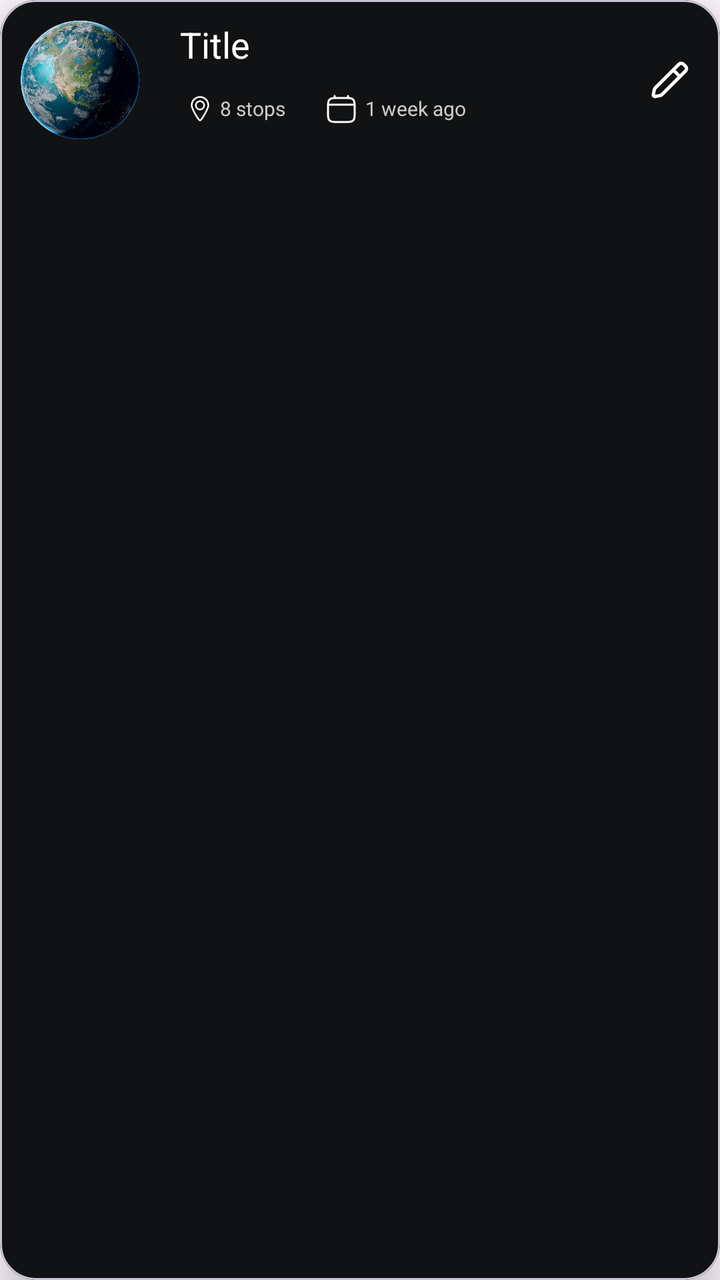
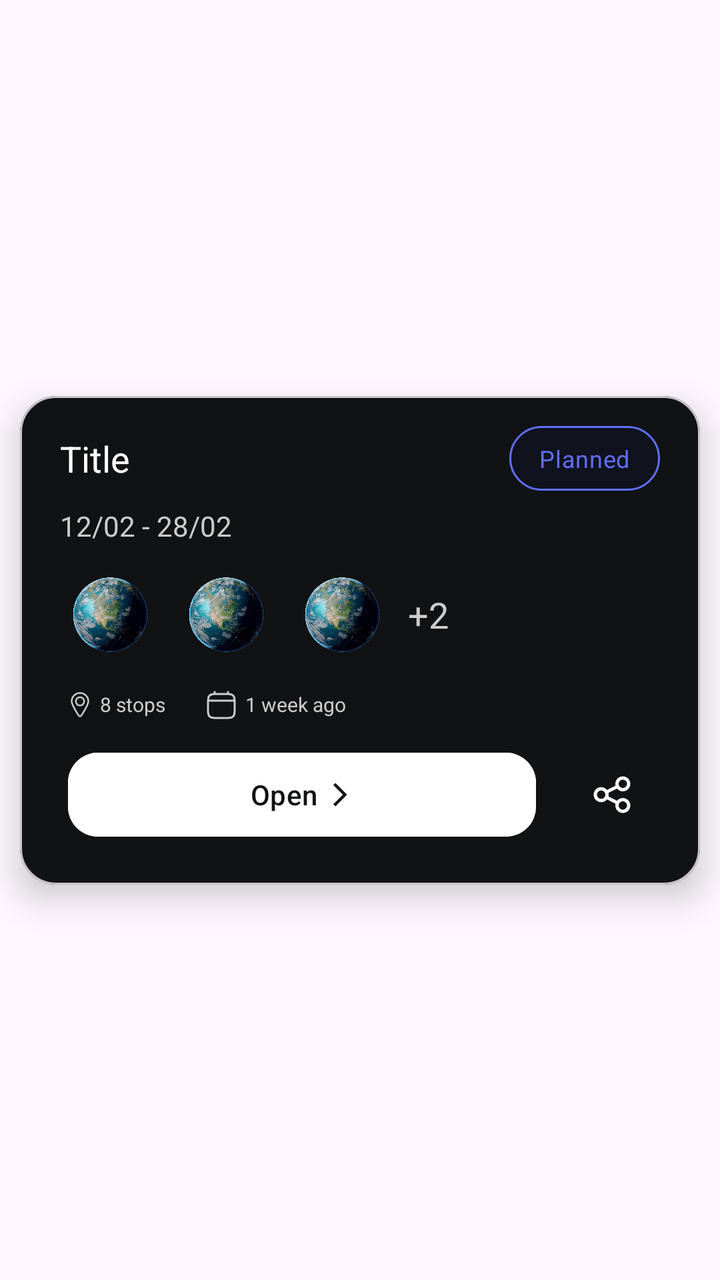

The first picture is an Android layout as it rendered before a commit; the second is the same layout after the commit. The layout source and the unified diff follow.
<!-- AndroidManifest.xml: application theme Theme.SpaceAdvisor -->
<!-- res/layout/item_trip.xml -->
<?xml version="1.0" encoding="utf-8"?>
<com.google.android.material.card.MaterialCardView xmlns:android="http://schemas.android.com/apk/res/android"
    xmlns:app="http://schemas.android.com/apk/res-auto"
    android:layout_width="match_parent"
    android:layout_height="wrap_content"
    android:layout_margin="10dp"
    android:backgroundTint="@color/colorBackground"
    app:cardCornerRadius="18dp"
    app:cardElevation="10dp">

    <androidx.appcompat.widget.LinearLayoutCompat
        android:layout_width="match_parent"
        android:layout_height="wrap_content"
        android:orientation="horizontal">

        <ImageView
            android:id="@+id/trip_image"
            android:layout_width="80dp"
            android:layout_height="80dp"
            android:scaleType="centerCrop"
            android:src="@drawable/pic_profile"
            android:background="@color/transparent"/>

        <LinearLayout
            android:layout_width="match_parent"
            android:layout_height="wrap_content"
            android:layout_marginHorizontal="10dp"
            android:layout_marginVertical="10dp"
            android:layout_weight="1"
            android:orientation="vertical">

            <TextView
                android:id="@+id/trip_title_item"
                android:layout_width="wrap_content"
                android:layout_height="wrap_content"
                android:layout_marginBottom="10dp"
                android:text="Title"
                android:textColor="@color/textPrimary"
                android:textSize="18sp" />


            <LinearLayout
                android:layout_width="wrap_content"
                android:layout_height="wrap_content"
                android:gravity="center_vertical"
                android:orientation="horizontal">

                <ImageView
                    android:layout_width="20dp"
                    android:layout_height="20dp"
                    android:src="@drawable/ic_pin" />

                <TextView
                    android:id="@+id/trip_stop_count"
                    android:layout_width="wrap_content"
                    android:layout_height="wrap_content"
                    android:text="8 stops"
                    android:textColor="@color/textQuaternary"
                    android:textSize="10sp" />

                <View
                    android:layout_width="20dp"
                    android:layout_height="20dp" />

                <ImageView
                    android:layout_width="16dp"
                    android:layout_height="16dp"
                    android:src="@drawable/ic_calendar" />

                <TextView
                    android:id="@+id/trip_created_at"
                    android:layout_width="wrap_content"
                    android:layout_height="wrap_content"
                    android:layout_marginStart="4dp"
                    android:text="1 week ago"
                    android:textColor="@color/textQuaternary"
                    android:textSize="10sp" />

            </LinearLayout>

        </LinearLayout>

        <com.google.android.material.button.MaterialButton
            android:id="@+id/edit_trip_btn"
            style="@style/Widget.Material3.Button.IconButton"
            android:layout_width="30dp"
            android:layout_height="30dp"
            android:layout_gravity="center"
            android:layout_marginEnd="10dp"
            app:icon="@drawable/ic_edit"
            app:iconGravity="textStart"
            app:iconTint="@color/white" />

    </androidx.appcompat.widget.LinearLayoutCompat>
</com.google.android.material.card.MaterialCardView>
<!-- resources referenced by this layout -->
<resources>
  <color name="transparent">#00000000</color>
  <!-- drawable ic_edit (drawable) -->
  <?xml version="1.0" encoding="utf-8"?>
  <vector xmlns:android="http://schemas.android.com/apk/res/android"
      android:width="24dp"
      android:height="24dp"
      android:viewportWidth="24"
      android:viewportHeight="24">
  
      <path
          android:fillColor="#0F0F0F"
          android:fillType="evenOdd"
          android:pathData="M20.8477 1.87868C19.6761 0.707109 17.7766 0.707105 16.605 1.87868L2.44744 16.0363C2.02864 16.4551 1.74317 16.9885 1.62702 17.5692L1.03995 20.5046C0.760062 21.904 1.9939 23.1379 3.39334 22.858L6.32868 22.2709C6.90945 22.1548 7.44285 21.8693 7.86165 21.4505L22.0192 7.29289C23.1908 6.12132 23.1908 4.22183 22.0192 3.05025L20.8477 1.87868ZM18.0192 3.29289C18.4098 2.90237 19.0429 2.90237 19.4335 3.29289L20.605 4.46447C20.9956 4.85499 20.9956 5.48815 20.605 5.87868L17.9334 8.55027L15.3477 5.96448L18.0192 3.29289ZM13.9334 7.3787L3.86165 17.4505C3.72205 17.5901 3.6269 17.7679 3.58818 17.9615L3.00111 20.8968L5.93645 20.3097C6.13004 20.271 6.30784 20.1759 6.44744 20.0363L16.5192 9.96448L13.9334 7.3787Z" />
  </vector>
  <!-- unchanged entries left out for length: 11 -->
</resources>

<!-- the commit's change to res/layout/item_trip.xml (unified diff, before → after) -->
@@ -1,43 +1,168 @@
 <?xml version="1.0" encoding="utf-8"?>
-<com.google.android.material.card.MaterialCardView xmlns:android="http://schemas.android.com/apk/res/android"
+<androidx.constraintlayout.widget.ConstraintLayout xmlns:android="http://schemas.android.com/apk/res/android"
     xmlns:app="http://schemas.android.com/apk/res-auto"
     android:layout_width="match_parent"
-    android:layout_height="wrap_content"
-    android:layout_margin="10dp"
-    android:backgroundTint="@color/colorBackground"
-    app:cardCornerRadius="18dp"
-    app:cardElevation="10dp">
-
-    <androidx.appcompat.widget.LinearLayoutCompat
+    android:layout_height="wrap_content">
+
+    
+    <FrameLayout
+        android:id="@+id/delete_background"
+        android:layout_width="0dp"
+        android:layout_height="0dp"
+        android:layout_margin="6dp"
+        android:background="@drawable/custom_text_black_background_stroke"
+        android:backgroundTint="@color/red_muted"
+        app:layout_constraintBottom_toBottomOf="@id/trip_card_item"
+        app:layout_constraintEnd_toEndOf="@id/trip_card_item"
+        app:layout_constraintStart_toStartOf="@id/trip_card_item"
+        app:layout_constraintTop_toTopOf="@id/trip_card_item">
+
+        <ImageView
+            android:layout_width="24dp"
+            android:layout_height="24dp"
+            android:layout_gravity="center_vertical|end"
+            android:layout_marginEnd="20dp"
+            android:src="@drawable/ic_trash"
+            app:tint="@color/white" />
+    </FrameLayout>
+
+    <com.google.android.material.card.MaterialCardView
+        android:id="@+id/trip_card_item"
         android:layout_width="match_parent"
         android:layout_height="wrap_content"
-        android:orientation="horizontal">
-
-        <ImageView
-            android:id="@+id/trip_image"
-            android:layout_width="80dp"
-            android:layout_height="80dp"
-            android:scaleType="centerCrop"
-            android:src="@drawable/pic_profile"
-            android:background="@color/transparent"/>
+        android:layout_marginHorizontal="10dp"
+        android:layout_marginVertical="20dp"
+        android:backgroundTint="@color/colorBackground"
+        app:layout_constraintBottom_toBottomOf="parent"
+        app:layout_constraintEnd_toEndOf="parent"
+        app:layout_constraintStart_toStartOf="parent"
+        app:layout_constraintTop_toTopOf="parent"
+        app:cardCornerRadius="18dp"
+        app:cardElevation="10dp">
 
         <LinearLayout
             android:layout_width="match_parent"
             android:layout_height="wrap_content"
-            android:layout_marginHorizontal="10dp"
+            android:layout_marginHorizontal="20dp"
             android:layout_marginVertical="10dp"
-            android:layout_weight="1"
             android:orientation="vertical">
 
-            <TextView
-                android:id="@+id/trip_title_item"
+            <LinearLayout
+                android:layout_width="match_parent"
+                android:layout_height="wrap_content"
+                android:layout_marginTop="5dp"
+                android:orientation="horizontal">
+
+
+                <TextView
+                    android:id="@+id/title_trip_item"
+                    android:layout_width="wrap_content"
+                    android:layout_height="wrap_content"
+                    android:layout_gravity="center_vertical"
+                    android:layout_weight="1"
+                    android:text="Title"
+                    android:textColor="@color/textPrimary"
+                    android:textSize="18sp" />
+
+                <TextView
+                    android:id="@+id/draft_chip_trip_item"
+                    style="@style/MaterialAlertDialog.Material3.Body.Text"
+                    android:layout_width="wrap_content"
+                    android:layout_height="wrap_content"
+                    android:background="@drawable/custom_text_black_background_stroke"
+                    android:paddingHorizontal="15dp"
+                    android:paddingVertical="8dp"
+                    android:text="Draft"
+                    android:textColor="@color/gray_light"
+                    android:textSize="12sp"
+                    android:visibility="gone" />
+
+                <TextView
+                    android:id="@+id/planned_chip_trip_item"
+                    style="@style/MaterialAlertDialog.Material3.Body.Text"
+                    android:layout_width="wrap_content"
+                    android:layout_height="wrap_content"
+                    android:background="@drawable/custom_text_blue_background_stroke"
+                    android:paddingHorizontal="15dp"
+                    android:paddingVertical="8dp"
+                    android:text="Planned"
+                    android:textColor="#5F70FD"
+                    android:textSize="12sp" />
+
+                <TextView
+                    android:id="@+id/completed_chip_trip_item"
+                    style="@style/MaterialAlertDialog.Material3.Body.Text"
+                    android:layout_width="wrap_content"
+                    android:layout_height="wrap_content"
+                    android:background="@drawable/custom_text_purple_background_stroke"
+                    android:paddingHorizontal="15dp"
+                    android:paddingVertical="8dp"
+                    android:text="Completed"
+                    android:textColor="#AE52D4"
+                    android:textSize="12sp"
+                    android:visibility="gone" />
+
+            </LinearLayout>
+
+            <LinearLayout
                 android:layout_width="wrap_content"
                 android:layout_height="wrap_content"
-                android:layout_marginBottom="10dp"
-                android:text="Title"
-                android:textColor="@color/textPrimary"
-                android:textSize="18sp" />
-
+                android:layout_marginTop="8dp"
+                android:gravity="center_vertical"
+                android:orientation="horizontal">
+
+                <TextView
+                    android:id="@+id/trip_dates_trip_item"
+                    android:layout_width="wrap_content"
+                    android:layout_height="wrap_content"
+                    android:text="12/02 - 28/02"
+                    android:textColor="@color/textQuaternary"
+                    android:textSize="14sp" />
+
+            </LinearLayout>
+
+            <LinearLayout
+                android:layout_width="match_parent"
+                android:layout_height="wrap_content"
+                android:layout_marginVertical="10dp"
+                android:orientation="horizontal">
+
+
+                <ImageView
+                    android:id="@+id/trip_dest_image_1"
+                    android:layout_width="50dp"
+                    android:layout_height="50dp"
+                    android:layout_marginEnd="8dp"
+                    android:scaleType="centerCrop"
+                    android:src="@drawable/pic_profile" />
+
+                <ImageView
+                    android:id="@+id/trip_dest_image_2"
+                    android:layout_width="50dp"
+                    android:layout_height="50dp"
+                    android:layout_marginEnd="8dp"
+                    android:backgroundTint="@color/deep_black"
+                    android:scaleType="centerCrop"
+                    android:src="@drawable/pic_profile" />
+
+                <ImageView
+                    android:id="@+id/trip_dest_image_3"
+                    android:layout_width="50dp"
+                    android:layout_height="50dp"
+                    android:layout_marginEnd="8dp"
+                    android:scaleType="centerCrop"
+                    android:src="@drawable/pic_profile" />
+
+                <TextView
+                    android:id="@+id/additional_trip_dest_counter"
+                    android:layout_width="wrap_content"
+                    android:layout_height="wrap_content"
+                    android:layout_gravity="center_vertical"
+                    android:text="+2"
+                    android:textColor="@color/textQuaternary"
+                    android:textSize="18sp" />
+
+            </LinearLayout>
 
             <LinearLayout
                 android:layout_width="wrap_content"
@@ -48,10 +173,11 @@
                 <ImageView
                     android:layout_width="20dp"
                     android:layout_height="20dp"
-                    android:src="@drawable/ic_pin" />
-
-                <TextView
-                    android:id="@+id/trip_stop_count"
+                    android:src="@drawable/ic_pin"
+                    app:tint="@color/iconQuaternary" />
+
+                <TextView
+                    android:id="@+id/stop_count_trip_item"
                     android:layout_width="wrap_content"
                     android:layout_height="wrap_content"
                     android:text="8 stops"
@@ -60,15 +186,16 @@
 
                 <View
                     android:layout_width="20dp"
-                    android:layout_height="20dp" />
+                    android:layout_height="match_parent" />
 
                 <ImageView
                     android:layout_width="16dp"
                     android:layout_height="16dp"
-                    android:src="@drawable/ic_calendar" />
-
-                <TextView
-                    android:id="@+id/trip_created_at"
+                    android:src="@drawable/ic_calendar"
+                    app:tint="@color/iconQuaternary" />
+
+                <TextView
+                    android:id="@+id/created_at_trip_item"
                     android:layout_width="wrap_content"
                     android:layout_height="wrap_content"
                     android:layout_marginStart="4dp"
@@ -76,20 +203,60 @@
                     android:textColor="@color/textQuaternary"
                     android:textSize="10sp" />
 
+
+            </LinearLayout>
+
+            <LinearLayout
+                android:layout_width="match_parent"
+                android:layout_height="wrap_content"
+                android:layout_marginVertical="10dp"
+                android:orientation="horizontal">
+
+                <com.google.android.material.button.MaterialButton
+                    android:id="@+id/open_btn_trip_item"
+                    style="@style/Widget.Material3.Button.IconButton"
+                    android:layout_width="0dp"
+                    android:layout_height="50dp"
+                    android:layout_marginEnd="10dp"
+                    android:layout_weight="1"
+                    android:backgroundTint="@color/white"
+                    android:gravity="center"
+                    android:text="Open"
+                    android:textColor="@color/textSecondary"
+                    android:textSize="14sp"
+                    app:cornerRadius="15dp"
+                    app:icon="@drawable/ic_arrow_right"
+                    app:iconGravity="textEnd"
+                    app:iconPadding="4dp"
+                    app:iconSize="14dp"
+                    app:iconTint="@color/iconSecondary" />
+
+                <com.google.android.material.button.MaterialButton
+                    android:id="@+id/confirm_btn_trip_item"
+                    style="@style/Widget.Material3.Button.OutlinedButton"
+                    android:layout_width="wrap_content"
+                    android:layout_height="50dp"
+                    android:backgroundTint="#20AE52D4"
+                    android:text="Confirm"
+                    android:textColor="#AE52D4"
+                    android:textSize="12sp"
+                    android:visibility="gone"
+                    app:cornerRadius="15dp"
+                    app:strokeColor="#AE52D4"
+                    app:strokeWidth="2dp" />
+
+                <com.google.android.material.button.MaterialButton
+                    android:id="@+id/share_btn_trip_item"
+                    style="@style/Widget.Material3.Button.IconButton"
+                    android:layout_width="wrap_content"
+                    android:layout_height="50dp"
+                    app:icon="@drawable/ic_share"
+                    app:iconTint="@color/iconPrimary" />
+
             </LinearLayout>
 
         </LinearLayout>
 
-        <com.google.android.material.button.MaterialButton
-            android:id="@+id/edit_trip_btn"
-            style="@style/Widget.Material3.Button.IconButton"
-            android:layout_width="30dp"
-            android:layout_height="30dp"
-            android:layout_gravity="center"
-            android:layout_marginEnd="10dp"
-            app:icon="@drawable/ic_edit"
-            app:iconGravity="textStart"
-            app:iconTint="@color/white" />
-
-    </androidx.appcompat.widget.LinearLayoutCompat>
-</com.google.android.material.card.MaterialCardView>
+    </com.google.android.material.card.MaterialCardView>
+
+</androidx.constraintlayout.widget.ConstraintLayout>
<!-- resource entries referenced after the edit -->
@@ -1,7 +1,59 @@
 <!-- resources referenced by this layout -->
 <resources>
-  <color name="transparent">#00000000</color>
-  <!-- drawable ic_edit (drawable) -->
+  <color name="iconPrimary">@color/white</color>
+  <color name="iconQuaternary">@color/gray_light</color>
+  <color name="iconSecondary">@color/deep_black</color>
+  <color name="red_muted">#B3261E</color>
+  <color name="textSecondary">@color/deep_black</color>
+  <!-- drawable custom_text_black_background_stroke (drawable) -->
+  <?xml version="1.0" encoding="utf-8"?>
+  <layer-list xmlns:android="http://schemas.android.com/apk/res/android">
+      <item android:id="@android:id/background">
+          <shape>
+              <corners android:radius="20dp" />
+              <solid android:color="#D9242323"
+                  />
+              <stroke android:color="#D0928888"
+                  android:width="1dp"
+                  />
+          </shape>
+      </item>
+  </layer-list>
+  <!-- drawable custom_text_blue_background_stroke (drawable) -->
+  <?xml version="1.0" encoding="utf-8"?>
+  <layer-list xmlns:android="http://schemas.android.com/apk/res/android">
+      <item android:id="@android:id/background">
+          <shape>
+              <corners android:radius="20dp" />
+              <solid android:color="#300B1350"
+                  />
+              <stroke android:color="#5F70FD"
+                  android:width="1dp"
+                  />
+          </shape>
+      </item>
+  </layer-list>
+  <!-- drawable custom_text_purple_background_stroke (drawable) -->
+  <?xml version="1.0" encoding="utf-8"?>
+  <layer-list xmlns:android="http://schemas.android.com/apk/res/android">
+      <item android:id="@android:id/background">
+          <shape>
+              <corners android:radius="20dp" />
+              <solid android:color="#20AE52D4"
+                  />
+              <stroke android:color="#AE52D4"
+                  android:width="1dp"
+                  />
+          </shape>
+      </item>
+  </layer-list>
+  <!-- drawable ic_arrow_right (drawable) -->
+  <vector xmlns:android="http://schemas.android.com/apk/res/android" android:autoMirrored="true" android:height="24dp" android:tint="#000000" android:viewportHeight="960" android:viewportWidth="960" android:width="24dp">
+        
+      <path android:fillColor="@android:color/white" android:pathData="M321,880L250,809L579,480L250,151L321,80L721,480L321,880Z"/>
+      
+  </vector>
+  <!-- drawable ic_share (drawable) -->
   <?xml version="1.0" encoding="utf-8"?>
   <vector xmlns:android="http://schemas.android.com/apk/res/android"
       android:width="24dp"
@@ -12,7 +64,22 @@
       <path
           android:fillColor="#0F0F0F"
           android:fillType="evenOdd"
-          android:pathData="M20.8477 1.87868C19.6761 0.707109 17.7766 0.707105 16.605 1.87868L2.44744 16.0363C2.02864 16.4551 1.74317 16.9885 1.62702 17.5692L1.03995 20.5046C0.760062 21.904 1.9939 23.1379 3.39334 22.858L6.32868 22.2709C6.90945 22.1548 7.44285 21.8693 7.86165 21.4505L22.0192 7.29289C23.1908 6.12132 23.1908 4.22183 22.0192 3.05025L20.8477 1.87868ZM18.0192 3.29289C18.4098 2.90237 19.0429 2.90237 19.4335 3.29289L20.605 4.46447C20.9956 4.85499 20.9956 5.48815 20.605 5.87868L17.9334 8.55027L15.3477 5.96448L18.0192 3.29289ZM13.9334 7.3787L3.86165 17.4505C3.72205 17.5901 3.6269 17.7679 3.58818 17.9615L3.00111 20.8968L5.93645 20.3097C6.13004 20.271 6.30784 20.1759 6.44744 20.0363L16.5192 9.96448L13.9334 7.3787Z" />
+          android:pathData="M23 5.5C23 7.98528 20.9853 10 18.5 10C17.0993 10 15.8481 9.36007 15.0228 8.35663L9.87308 10.9315C9.95603 11.2731 10 11.63 10 11.9971C10 12.3661 9.9556 12.7247 9.87184 13.0678L15.0228 15.6433C15.8482 14.6399 17.0993 14 18.5 14C20.9853 14 23 16.0147 23 18.5C23 20.9853 20.9853 23 18.5 23C16.0147 23 14 20.9853 14 18.5C14 18.1319 14.0442 17.7742 14.1276 17.4318L8.97554 14.8558C8.1502 15.8581 6.89973 16.4971 5.5 16.4971C3.01472 16.4971 1 14.4824 1 11.9971C1 9.51185 3.01472 7.49713 5.5 7.49713C6.90161 7.49713 8.15356 8.13793 8.97886 9.14254L14.1275 6.5682C14.0442 6.2258 14 5.86806 14 5.5C14 3.01472 16.0147 1 18.5 1C20.9853 1 23 3.01472 23 5.5ZM16.0029 5.5C16.0029 6.87913 17.1209 7.99713 18.5 7.99713C19.8791 7.99713 20.9971 6.87913 20.9971 5.5C20.9971 4.12087 19.8791 3.00287 18.5 3.00287C17.1209 3.00287 16.0029 4.12087 16.0029 5.5ZM16.0029 18.5C16.0029 19.8791 17.1209 20.9971 18.5 20.9971C19.8791 20.9971 20.9971 19.8791 20.9971 18.5C20.9971 17.1209 19.8791 16.0029 18.5 16.0029C17.1209 16.0029 16.0029 17.1209 16.0029 18.5ZM5.5 14.4943C4.12087 14.4943 3.00287 13.3763 3.00287 11.9971C3.00287 10.618 4.12087 9.5 5.5 9.5C6.87913 9.5 7.99713 10.618 7.99713 11.9971C7.99713 13.3763 6.87913 14.4943 5.5 14.4943Z" />
+  </vector>
+  <!-- drawable ic_trash (drawable) -->
+  <?xml version="1.0" encoding="utf-8"?>
+  <vector xmlns:android="http://schemas.android.com/apk/res/android"
+      android:width="24dp"
+      android:height="24dp"
+      android:viewportWidth="24"
+      android:viewportHeight="24">
+  
+      <path
+          android:strokeColor="#000000"
+          android:strokeWidth="2"
+          android:strokeLineJoin="round"
+          android:strokeLineCap="round"
+          android:pathData="M4 6H20M16 6L15.7294 5.18807C15.4671 4.40125 15.3359 4.00784 15.0927 3.71698C14.8779 3.46013 14.6021 3.26132 14.2905 3.13878C13.9376 3 13.523 3 12.6936 3H11.3064C10.477 3 10.0624 3 9.70951 3.13878C9.39792 3.26132 9.12208 3.46013 8.90729 3.71698C8.66405 4.00784 8.53292 4.40125 8.27064 5.18807L8 6M18 6V16.2C18 17.8802 18 18.7202 17.673 19.362C17.3854 19.9265 16.9265 20.3854 16.362 20.673C15.7202 21 14.8802 21 13.2 21H10.8C9.11984 21 8.27976 21 7.63803 20.673C7.07354 20.3854 6.6146 19.9265 6.32698 19.362C6 18.7202 6 17.8802 6 16.2V6M14 10V17M10 10V17" />
   </vector>
   <!-- unchanged entries left out for length: 11 -->
 </resources>
